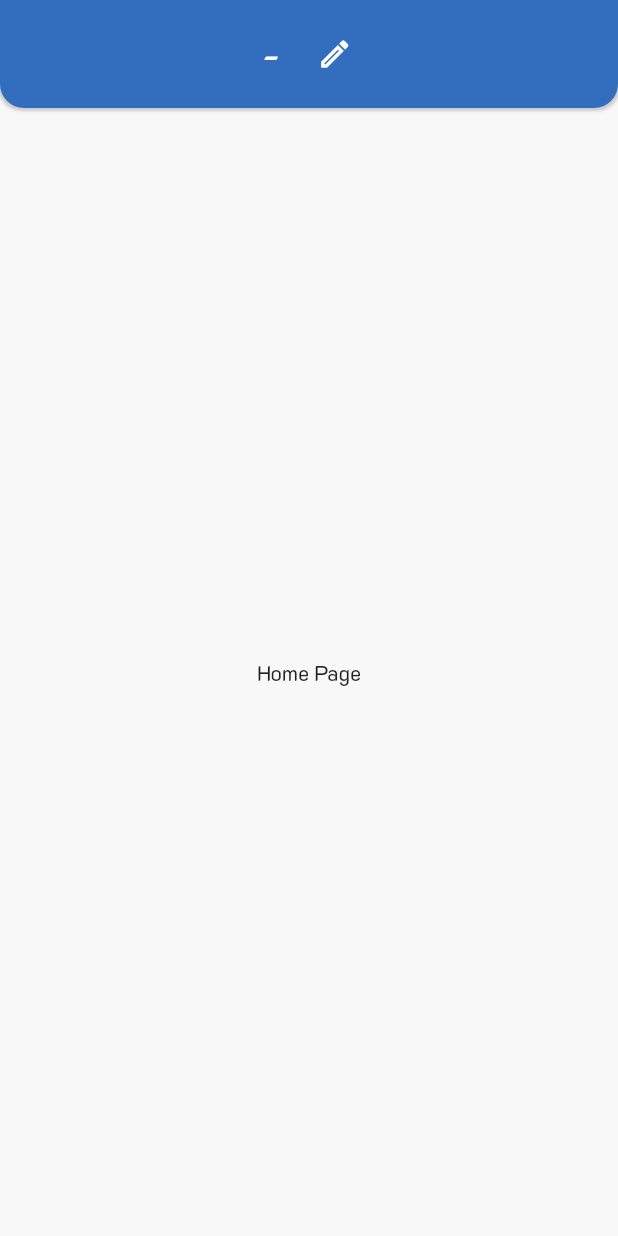
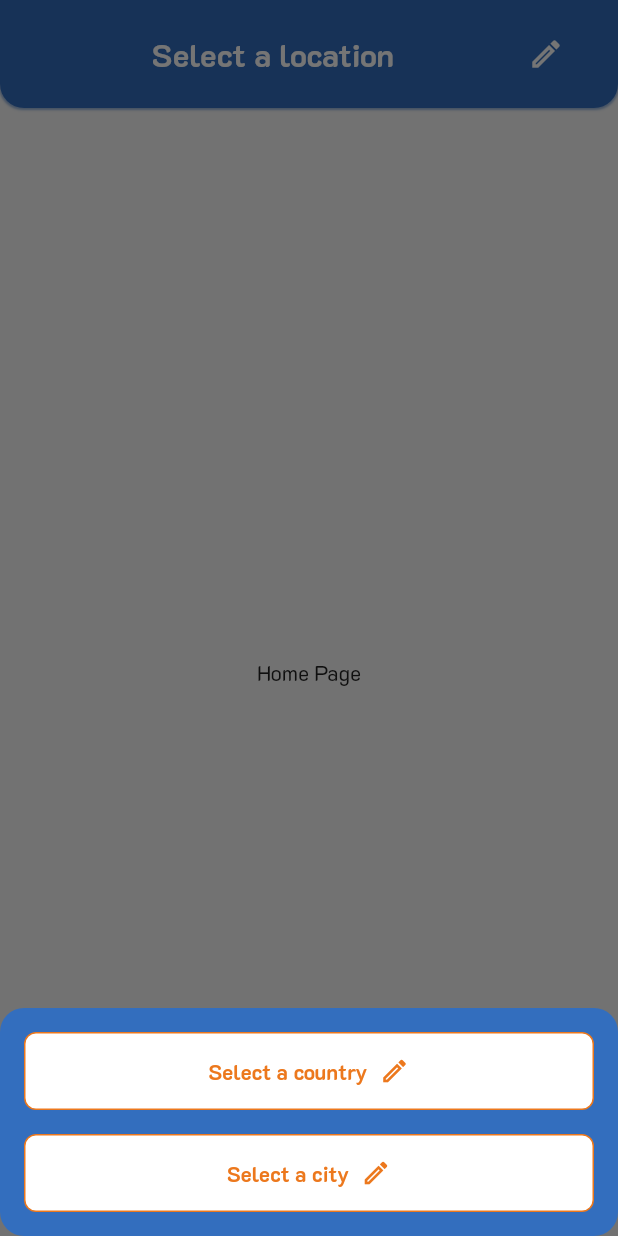
Before and after one commit to taina-silva/weather_forecast_app, a Flutter app: the screen it shows after launch, after a tap on the "edit" icon, on a phone screen of 412 x 824 dp. Run offline on Flutter 3.47's test engine with Material 3 defaults, Android fonts, the phone set to English and light mode, and no system bars; our stand-ins replace connectivity_plus, device_preview, dio, equatable, flutter_mobx, flutter_modular and 5 more; generated files the repository leaves out were written again.

Commit message:
building location selectors

```diff
--- a/lib/app/core/components/app_bar/custom_app_bar.dart
+++ b/lib/app/core/components/app_bar/custom_app_bar.dart
@@ -1,12 +1,13 @@
 import 'package:flutter/material.dart';
 import 'package:flutter_modular/flutter_modular.dart';
 import 'package:fpdart/fpdart.dart' hide State;
+import 'package:tuple/tuple.dart';
 import 'package:weather_forecast_app/app/core/components/text/custom_text.dart';
 import 'package:weather_forecast_app/app/core/theme/app_colors.dart';
 import 'package:weather_forecast_app/app/core/utils/constants.dart';
 
 class CustomAppBar extends StatefulWidget {
-  final Either<String, Widget> title;
+  final Either<Tuple2<String, VoidCallback>, Widget> title;
   final List<Widget>? trailing;
   final Widget? leading;
   final Color? backgroundColor;
@@ -41,14 +42,16 @@ class _CustomAppBarState extends State<CustomAppBar> {
         child: Row(
           mainAxisAlignment: MainAxisAlignment.center,
           children: [
-            ..._renderAppBarLeading(context),
-            widget.title.fold(
+            // _renderAppBarLeading(context),
+            Expanded(
+              child: widget.title.fold(
                 (title) => GestureDetector(
-                onTap: canPop() ? () => Modular.to.pop() : null,
+                  onTap: canPop() ? () => Modular.to.pop() : title.item2,
                   child: CustomText(
-                  text: title,
+                    text: title.item1,
                     textType: TextType.medium,
                     textAlign: TextAlign.center,
+                    maxLines: 2,
                     fWeight: FWeight.bold,
                     color: AppColors.neutral0,
                   ),
@@ -58,7 +61,8 @@ class _CustomAppBarState extends State<CustomAppBar> {
                   child: widget,
                 ),
               ),
-            ..._renderAppBarTrailing(context),
+            ),
+            _renderAppBarTrailing(context),
           ],
         ),
       ),
@@ -67,19 +71,17 @@ class _CustomAppBarState extends State<CustomAppBar> {
 
   bool canPop() => Modular.to.canPop();
 
-  List<Widget> _renderAppBarLeading(BuildContext context) {
+  Widget _renderAppBarLeading(BuildContext context) {
     if (widget.leading != null) {
-      return [
-        Container(
+      return Container(
         margin: const EdgeInsets.only(right: Layout.appBarLeadingAndTrailingWidth / 4),
         child: widget.leading!,
-        )
-      ];
+      );
     }
 
-    if (canPop()) {
-      return [
-        Container(
+    if (!canPop()) return const SizedBox();
+
+    return Container(
       margin: const EdgeInsets.only(right: 10),
       child: GestureDetector(
         onTap: () => Modular.to.pop(),
@@ -90,19 +92,13 @@ class _CustomAppBarState extends State<CustomAppBar> {
           semanticLabel: 'Voltar para a página anterior',
         ),
       ),
-        )
-      ];
+    );
   }
 
-    return [const SizedBox()];
-  }
+  Widget _renderAppBarTrailing(BuildContext context) {
+    if (widget.trailing == null) return const SizedBox();
 
-  List<Widget> _renderAppBarTrailing(BuildContext context) {
-    if (widget.trailing == null) return [];
-
-    return [
-      const SizedBox(width: Space.nano),
-      ListView.separated(
+    return ListView.separated(
       shrinkWrap: true,
       scrollDirection: Axis.horizontal,
       itemCount: widget.trailing!.length,
@@ -112,7 +108,6 @@ class _CustomAppBarState extends State<CustomAppBar> {
       separatorBuilder: (BuildContext context, int index) {
         return const SizedBox(width: Space.small);
       },
-      )
-    ];
+    );
   }
 }
--- a/lib/app/core/routes/app_routes.dart
+++ b/lib/app/core/routes/app_routes.dart
@@ -3,4 +3,6 @@ abstract class AppRoutes {
   static const splash = '/splash';
   static const home = '/home/';
   static const favorites = '/favorites/';
+  static const selectCountry = '/home/select-country';
+  static const selectCity = '/home/select-city';
 }
--- a/lib/app/core/services/location_service/location_service.dart
+++ b/lib/app/core/services/location_service/location_service.dart
@@ -3,7 +3,7 @@ import 'dart:async';
 import 'package:geocoding/geocoding.dart';
 import 'package:geolocator/geolocator.dart';
 import 'package:tuple/tuple.dart';
-import 'package:weather_forecast_app/app/core/services/location_service/models/location_model.dart';
+import 'package:weather_forecast_app/app/core/services/location_service/models/position_model.dart';
 import 'package:weather_forecast_app/app/core/services/logger/logger_service.dart';
 
 enum LocationServiceStatus { enabled, disabled }
@@ -27,10 +27,10 @@ class LocationService {
 
   LocationPermissionStatus locationPermissionStatus = LocationPermissionStatus.denied;
 
-  final StreamController<LocationModel?> _lastKnownLocationStreamController =
-      StreamController<LocationModel?>.broadcast();
+  final StreamController<PositionModel?> _lastKnownPositionStreamController =
+      StreamController<PositionModel?>.broadcast();
 
-  Stream<LocationModel?> get lastKnownLocation => _lastKnownLocationStreamController.stream;
+  Stream<PositionModel?> get lastKnownPosition => _lastKnownPositionStreamController.stream;
 
   Future<void> checkPermission() async {
     final permission = await _handlePermission(Geolocator.checkPermission);
@@ -62,12 +62,13 @@ class LocationService {
     }
   }
 
-  Future<LocationModel?> getCurrentLocation() async {
+  Future<PositionModel?> getCurrentLocation() async {
     try {
       final position = await Geolocator.getCurrentPosition();
-      final location = LocationModel(latitude: position.latitude, longitude: position.longitude);
-      _lastKnownLocationStreamController.add(location);
-      return location;
+      final positionModel =
+          PositionModel(latitude: position.latitude, longitude: position.longitude);
+      _lastKnownPositionStreamController.add(positionModel);
+      return positionModel;
     } catch (error, stackTrace) {
       if (error is PermissionDeniedException) {
         requestPermission();
@@ -79,9 +80,9 @@ class LocationService {
     return null;
   }
 
-  Future<Tuple2<String, String>?> getCityNameFromLocation(LocationModel location) async {
+  Future<Tuple2<String, String>?> getLocationFromPosition(PositionModel position) async {
     try {
-      final placemarks = await placemarkFromCoordinates(location.latitude, location.longitude);
+      final placemarks = await placemarkFromCoordinates(position.latitude, position.longitude);
       if (placemarks.isEmpty) return null;
 
       return Tuple2(placemarks.first.subAdministrativeArea ?? '', placemarks.first.country ?? '');
--- a/lib/app/core/services/location_service/models/location_model.dart
+++ b/lib/app/core/services/location_service/models/position_model.dart
@@ -1,10 +1,10 @@
 import 'package:equatable/equatable.dart';
 
-class LocationModel extends Equatable {
+class PositionModel extends Equatable {
   final double latitude;
   final double longitude;
 
-  const LocationModel({
+  const PositionModel({
     required this.latitude,
     required this.longitude,
   });
--- a/lib/app/core/utils/constants.dart
+++ b/lib/app/core/utils/constants.dart
@@ -1,14 +1,13 @@
 import 'dart:math';
 
 import 'package:flutter/material.dart';
+import 'package:weather_forecast_app/app/core/theme/app_colors.dart';
 
 abstract class Layout {
   static const double borderRadiusNano = 4;
   static const double borderRadiusSmall = 8;
   static const double borderRadiusMedium = 16;
   static const double borderRadiusBig = 100;
-
-  static const double borderWidth = 1;
 
   static const double appBarSize = 72;
   static const double appBarTrailingHeight = 52;
@@ -17,10 +16,10 @@ abstract class Layout {
   static const double bottomNavBarSize = 60;
 
   static BoxShadow boxShadow = BoxShadow(
-    color: Colors.grey.withOpacity(0.5),
-    spreadRadius: 1,
-    blurRadius: 1,
-    offset: const Offset(0, 1),
+    color: AppColors.primaryBlue.withOpacity(0.5),
+    spreadRadius: 0.5,
+    blurRadius: 0.5,
+    offset: const Offset(0, 0.5),
   );
 
   static double bottomPadding(BuildContext context) =>
@@ -43,18 +42,11 @@ abstract class FWeight {
   static const FontWeight black = FontWeight.w900;
 }
 
-abstract class FSize {
-  static const double small = 18;
-  static const double regular = 22;
-  static const double big = 28;
-}
-
 abstract class Space {
   static const double nano = 8;
-  static const double small = 12;
-  static const double normal = 16;
-  static const double large = 24;
-  static const double extraLarge = 32;
+  static const double small = 16;
+  static const double normal = 24;
+  static const double big = 32;
 }
 
 abstract class Assets {
--- a/lib/app/modules/home/home_module.dart
+++ b/lib/app/modules/home/home_module.dart
@@ -1,6 +1,9 @@
 import 'package:flutter_modular/flutter_modular.dart';
 import 'package:weather_forecast_app/app/app_module.dart';
+import 'package:weather_forecast_app/app/core/routes/app_routes.dart';
 import 'package:weather_forecast_app/app/modules/home/presentation/pages/home_page.dart';
+import 'package:weather_forecast_app/app/modules/home/presentation/pages/select_city_page.dart';
+import 'package:weather_forecast_app/app/modules/home/presentation/pages/select_country_page.dart';
 import 'package:weather_forecast_app/app/modules/home/presentation/stores/home_store.dart';
 
 class HomeModule extends Module {
@@ -15,8 +18,16 @@ class HomeModule extends Module {
   @override
   void routes(r) {
     r.child(
-      '/',
+      AppRoutes.root,
       child: (context) => const HomePage(),
+    );
+    r.child(
+      '/select-country',
+      child: (context) => const SelectCountryPage(),
+    );
+    r.child(
+      '/select-city',
+      child: (context) => const SelectCityPage(),
     );
   }
 }
--- /dev/null
+++ b/lib/app/modules/home/presentation/components/location_bottom_sheet.dart
@@ -0,0 +1,76 @@
+import 'package:flutter/material.dart';
+import 'package:flutter_mobx/flutter_mobx.dart';
+import 'package:flutter_modular/flutter_modular.dart';
+import 'package:weather_forecast_app/app/core/components/buttons/custom_button.dart';
+import 'package:weather_forecast_app/app/core/routes/animated_route.dart';
+import 'package:weather_forecast_app/app/core/theme/app_colors.dart';
+import 'package:weather_forecast_app/app/core/utils/constants.dart';
+import 'package:weather_forecast_app/app/modules/home/presentation/pages/select_city_page.dart';
+import 'package:weather_forecast_app/app/modules/home/presentation/pages/select_country_page.dart';
+import 'package:weather_forecast_app/app/modules/home/presentation/stores/home_store.dart';
+
+void showLocationBottomSheet(BuildContext context) {
+  showModalBottomSheet(
+    context: context,
+    backgroundColor: AppColors.primaryBlue,
+    shape: RoundedRectangleBorder(
+      borderRadius: BorderRadius.circular(Layout.borderRadiusMedium),
+    ),
+    builder: (_) => const LocationBottomSheet(),
+  );
+}
+
+class LocationBottomSheet extends StatelessWidget {
+  const LocationBottomSheet({super.key});
+
+  @override
+  Widget build(BuildContext context) {
+    final homeStore = Modular.get<HomeStore>();
+
+    return Observer(builder: (context) {
+      return SingleChildScrollView(
+        child: Container(
+          padding: MediaQuery.of(context).viewInsets,
+          margin: const EdgeInsets.symmetric(
+            horizontal: Space.small,
+            vertical: Space.small,
+          ),
+          child: Column(
+            children: [
+              CustomButton(
+                ButtonParameters(
+                  text: homeStore.selectedCountry?.name ?? 'Select a country',
+                  onTap: () async {
+                    final result = await Modular.to.push(slideRoute(
+                        (context, animation, secondaryAnimation) => const SelectCountryPage()));
+
+                    if (result == true) {
+                      Modular.to.push(slideRoute(
+                          (context, animation, secondaryAnimation) => const SelectCityPage()));
+                    }
+                  },
+                  suffixIcon: Icons.edit_outlined,
+                ),
+                homeStore.selectedCountry == null
+                    ? ButtonType.secondaryOrange
+                    : ButtonType.secondaryBlue,
+              ),
+              const SizedBox(height: Space.small),
+              CustomButton(
+                ButtonParameters(
+                  text: homeStore.selectedCity ?? 'Select a city',
+                  onTap: () => Modular.to.push(slideRoute(
+                      (context, animation, secondaryAnimation) => const SelectCityPage())),
+                  suffixIcon: Icons.edit_outlined,
+                ),
+                homeStore.selectedCity == null
+                    ? ButtonType.secondaryOrange
+                    : ButtonType.secondaryBlue,
+              ),
+            ],
+          ),
+        ),
+      );
+    });
+  }
+}
--- a/lib/app/modules/home/presentation/pages/home_page.dart
+++ b/lib/app/modules/home/presentation/pages/home_page.dart
@@ -2,10 +2,12 @@ import 'package:flutter/material.dart';
 import 'package:flutter_mobx/flutter_mobx.dart';
 import 'package:flutter_modular/flutter_modular.dart';
 import 'package:fpdart/fpdart.dart' hide State;
+import 'package:tuple/tuple.dart';
 import 'package:weather_forecast_app/app/core/components/app_bar/custom_app_bar.dart';
 import 'package:weather_forecast_app/app/core/components/scaffold/custom_scaffold.dart';
 import 'package:weather_forecast_app/app/core/theme/app_colors.dart';
 import 'package:weather_forecast_app/app/core/theme/status_bar_theme.dart';
+import 'package:weather_forecast_app/app/modules/home/presentation/components/location_bottom_sheet.dart';
 import 'package:weather_forecast_app/app/modules/home/presentation/stores/home_store.dart';
 
 class HomePage extends StatefulWidget {
@@ -29,14 +31,21 @@ class _HomePageState extends State<HomePage> {
     return CustomScaffold(
       appBar: Observer(builder: (context) {
         return CustomAppBar(
-          title: Left('${homeStore.selectedCity ?? ''} - ${homeStore.selectedCountry ?? ''} '),
+          title: Left(
+            Tuple2(
+              homeStore.selectedCity == null && homeStore.selectedCountry == null
+                  ? 'Select a location'
+                  : '${homeStore.selectedCity ?? '_'}, ${homeStore.selectedCountry?.name ?? '_'}',
+              () => showLocationBottomSheet(context),
+            ),
+          ),
           trailing: [
             IconButton(
               icon: const Icon(
                 Icons.edit_outlined,
                 color: AppColors.neutral0,
               ),
-              onPressed: () {},
+              onPressed: () => showLocationBottomSheet(context),
             ),
           ],
         );
--- a/pubspec.yaml
+++ b/pubspec.yaml
@@ -47,6 +47,7 @@ dependencies:
   geocoding: ^3.0.0
   tuple: ^2.0.2
   dropdown_search: ^5.0.6
+  sliver_tools: ^0.2.12
 
 dev_dependencies:
   flutter_test:
```
Also changed, not shown: lib/app/core/routes/animated_route.dart (added, +20 -0 lines), lib/app/core/services/countries_service/countries_service.dart (+3 -5 lines), lib/app/modules/home/presentation/components/location_text_field.dart (added, +65 -0 lines), lib/app/modules/home/presentation/pages/select_city_page.dart (added, +99 -0 lines), lib/app/modules/home/presentation/pages/select_country_page.dart (added, +79 -0 lines), lib/app/modules/home/presentation/stores/home_store.dart (+44 -43 lines), lib/app/core/services/countries_service/countries_service.g.dart, lib/app/modules/home/presentation/stores/home_store.g.dart, pubspec.lock. Lines whose indentation alone changed are shown as unchanged.
